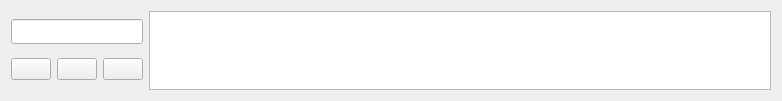
Before: the Qt Designer form src/TurnMenu/TurnMenu.ui in Nepta/nixjdr, drawn with Qt 5.
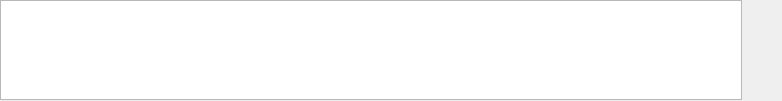
After: the same form once the commit is applied. Icons and pictures are not drawn. Custom widgets are drawn as their Qt base class.

```diff
--- a/src/TurnMenu/TurnMenu.ui
+++ b/src/TurnMenu/TurnMenu.ui
@@ -19,23 +19,45 @@
   <property name="windowTitle">
    <string>Form</string>
   </property>
-  <layout class="QHBoxLayout" name="horizontalLayout" stretch="10,90">
+  <layout class="QHBoxLayout" name="horizontalLayout" stretch="90,0">
+   <property name="spacing">
+    <number>0</number>
+   </property>
+   <property name="leftMargin">
+    <number>0</number>
+   </property>
+   <property name="topMargin">
+    <number>0</number>
+   </property>
+   <property name="rightMargin">
+    <number>0</number>
+   </property>
+   <property name="bottomMargin">
+    <number>0</number>
+   </property>
    <item>
-    <layout class="QVBoxLayout" name="verticalLayout">
-     <item>
-      <widget class="QLineEdit" name="addItemEdit">
+    <widget class="TurnList" name="m_TurnList">
        <property name="maximumSize">
         <size>
          <width>16777215</width>
-         <height>25</height>
+       <height>100</height>
         </size>
        </property>
       </widget>
      </item>
      <item>
-      <layout class="QHBoxLayout" name="horizontalLayout_3">
+    <layout class="QVBoxLayout" name="verticalLayout_2">
+     <property name="spacing">
+      <number>0</number>
+     </property>
        <item>
         <widget class="QPushButton" name="addButton">
+       <property name="sizePolicy">
+        <sizepolicy hsizetype="Minimum" vsizetype="Preferred">
+         <horstretch>0</horstretch>
+         <verstretch>0</verstretch>
+        </sizepolicy>
+       </property>
          <property name="minimumSize">
           <size>
            <width>0</width>
@@ -49,10 +71,19 @@
           <iconset>
            <normaloff>resource/General/add.png</normaloff>resource/General/add.png</iconset>
          </property>
+       <property name="flat">
+        <bool>true</bool>
+       </property>
         </widget>
        </item>
        <item>
         <widget class="QPushButton" name="deleteButton">
+       <property name="sizePolicy">
+        <sizepolicy hsizetype="Minimum" vsizetype="Preferred">
+         <horstretch>0</horstretch>
+         <verstretch>0</verstretch>
+        </sizepolicy>
+       </property>
          <property name="text">
           <string/>
          </property>
@@ -60,38 +91,12 @@
           <iconset>
            <normaloff>resource/General/remove.png</normaloff>resource/General/remove.png</iconset>
          </property>
-        </widget>
-       </item>
-       <item>
-        <widget class="QPushButton" name="nextButton">
-         <property name="maximumSize">
-          <size>
-           <width>16777215</width>
-           <height>16777215</height>
-          </size>
-         </property>
-         <property name="text">
-          <string/>
-         </property>
-         <property name="icon">
-          <iconset>
-           <normaloff>resource/General/next.png</normaloff>resource/General/next.png</iconset>
-         </property>
+       <property name="flat">
+        <bool>true</bool>
+       </property>
         </widget>
        </item>
       </layout>
-     </item>
-    </layout>
-   </item>
-   <item>
-    <widget class="TurnList" name="m_TurnList">
-     <property name="maximumSize">
-      <size>
-       <width>16777215</width>
-       <height>100</height>
-      </size>
-     </property>
-    </widget>
    </item>
   </layout>
  </widget>
```
Lines whose indentation alone changed are shown as unchanged.
